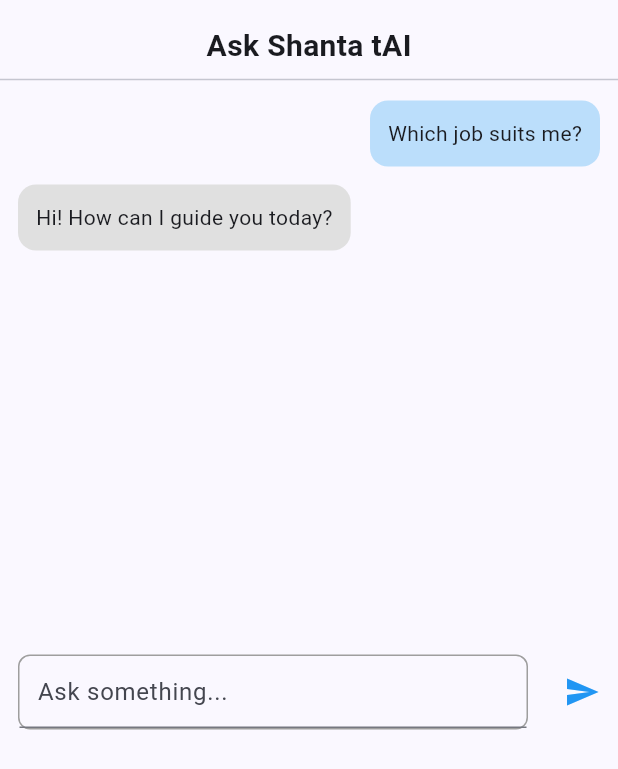
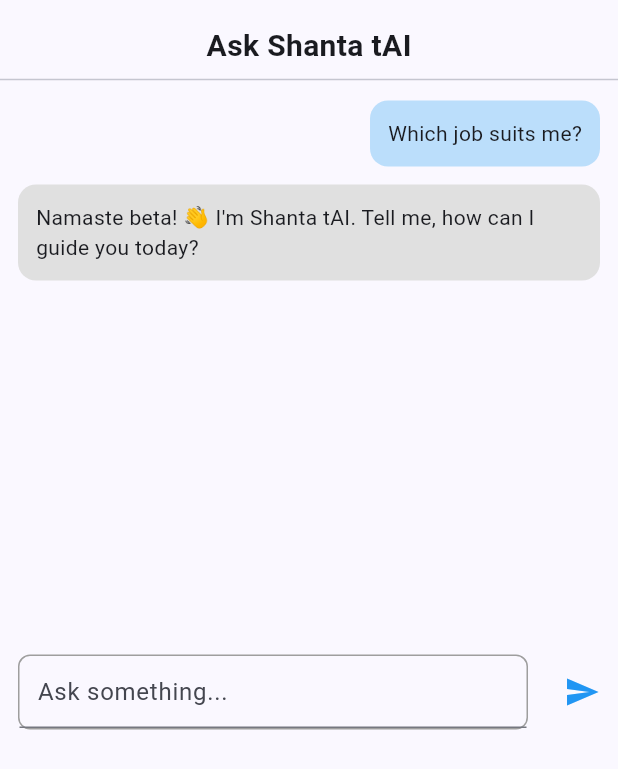
Before and after one commit to satsin06/jobsUPI_assign, a Flutter app: the _AIAgentChat widget shown alone on an empty page, opened directly with empty values, after a tap on "Which job suits me?", on a phone screen of 412 x 824 dp. Shown: the top 769 px of the screen. Run offline on Flutter 3.47's test engine with Material 3 defaults, Android fonts, the phone set to English and light mode, and no system bars.

```diff
--- a/lib/services/ai_agent.dart
+++ b/lib/services/ai_agent.dart
@@ -8,51 +8,77 @@
   AIAgent({required this.profile, required this.jobs});
 
   String ask(String question, String screen) {
-    question = question.toLowerCase();
+    question = question.toLowerCase().trim();
+
+    if (question.contains("hello") || question.contains("hi")) {
+      return "Namaste beta! 👋 I'm Shanta tAI. Tell me, how can I guide you today?";
+    }
+
+    if (question.contains("help") || question.contains("guide")) {
+      return "Of course, I'm right here to help! 😊\n\nYou can ask things like:\n\n• What is this screen for?\n• What details should I fill?\n• Which job suits me?\n• How do job filters work?\n• Suggest a job for me.";
+    }
 
     if (screen == "profile") {
-      if (question.contains("what is this screen")) {
-        return "This is the Profile Creation screen where you enter name, age, job role, experience and address.";
+      if (question.contains("what") && question.contains("screen")) {
+        return "This is your Profile Creation screen, beta. 💼\n\nHere you enter basic details like:\n• Name\n• Age\n• Job role you're aiming for\n• Experience\n• Address\n\nA complete profile helps us match you with better jobs!";
       }
-      if (question.contains("how do i save")) {
-        return "Fill all fields and click on the Save Profile button.";
+
+      if (question.contains("what") && question.contains("fill")) {
+        return "Fill in the details that describe you best:\n\n• Your full name\n• Your age\n• The role you want (e.g., Flutter Developer)\n• Your experience in years\n• Your current address\n\nOnce done, just tap **Save & Continue**.";
       }
-      if (question.contains("why")) {
-        return "Your profile helps us show more relevant job recommendations.";
+
+      if (question.contains("why") || question.contains("benefit")) {
+        return "Arrey, very important beta! 🙌\n\nYour profile helps me:\n• Recommend jobs that match your role\n• Avoid showing irrelevant jobs\n• Improve your job search experience\n\nThink of it like your résumé summary.";
+      }
+
+      if (question.contains("save") || question.contains("submit")) {
+        return "Very simple! 😊 After filling all fields, just tap **Save Profile**.\nI will store your information so I can give smarter job suggestions.";
+      }
+
+      if (question.contains("experience")) {
+        return "Enter your total years of work experience — even if it's internships. It helps me filter jobs correctly for you.";
       }
     }
 
     if (screen == "jobs") {
-      if (question.contains("what jobs are available")) {
-        return "There are ${jobs.jobs.length} jobs currently listed. You can filter by role or experience.";
+      if (question.contains("what") && question.contains("job")) {
+        return "Right now, I see **${jobs.jobs.length} jobs** listed for you. 🎯\nYou can filter them by:\n• Job role\n• Minimum experience\n• Expected salary\n\nTell me your preference, I can guide more.";
       }
 
-      if (question.contains("best job") ||
+      if (question.contains("filter")) {
+        return "Filters help you narrow down job listings:\n\n• **Role filter** → Shows only your desired job type.\n• **Experience filter** → Jobs matching your experience.\n• **Salary filter** → Helps you aim for your salary range.\n\nJust apply the filters to refine results.";
+      }
+
+      if (question.contains("best") ||
           question.contains("recommend") ||
-          question.contains("suggest")) {
+          question.contains("suggest") ||
+          question.contains("suit")) {
         final preferredJobs =
             jobs.jobs.where((job) {
-              return job.title.toString().toLowerCase().contains(
+              return job.title.toLowerCase().contains(
                 profile.role.toLowerCase(),
               );
             }).toList();
 
         if (preferredJobs.isEmpty) {
-          return "Based on your profile, I don't see an exact match, but feel free to explore all jobs listed.";
+          return "Hmm… I don't see an exact match for **${profile.role}**, beta.\nBut don't worry! Explore the list — many good opportunities are waiting. 💪";
         } else {
-          return "Based on your profile (${profile.role}), I recommend applying for '${preferredJobs.first.title}' with ${preferredJobs.first.experience} experience required.";
+          final job = preferredJobs.first;
+          return "For your profile (${profile.role}), I recommend:\n\n✨ **${job.title}**\nExperience needed: ${job.experience} years\n\nLooks like a great match for you!";
         }
+      }
+
+      if (question.contains("suit")) {
+        return "Tell me your preferred role or experience range, and I'll recommend the most suitable job.";
       }
     }
 
-    if (question.contains("hello") || question.contains("hi")) {
-      return "Hi! How can I guide you today?";
+    if (question.contains("don't") ||
+        question.contains("confuse") ||
+        question.contains("idk")) {
+      return "No worries beta, confusion is normal. 😊 Just ask me what you want to understand, and I'll explain clearly.";
     }
 
-    if (question.contains("help")) {
-      return "You can ask me things like:\n• How do I use this screen?\n• Which job should I apply for?\n• What details should I enter?\n• What jobs match my profile?";
-    }
-
-    return "I’m not sure about that, but you can ask me about profile creation, job filters or recommendations.";
+    return "Hmm, I'm not fully sure about that. But you can ask me about profile creation, job searching, filters, or recommendations. 😊";
   }
 }
--- a/pubspec.yaml
+++ b/pubspec.yaml
@@ -61,6 +61,7 @@
   # To add assets to your application, add an assets section, like this:
   assets:
     - assets/
+    - assets/shanta/
 
   # An image asset can refer to one or more resolution-specific "variants", see
   # https://flutter.dev/to/resolution-aware-images
```
Also changed, not shown: lib/widgets/ai_guide_button.dart (+74 -5 lines), assets/shanta/crying.png (added), assets/shanta/happy.png (added), assets/shanta/sad.png (added), assets/shanta/shocked.png (added), assets/shanta/surprised.png (added), assets/shanta/surprised_full.png (added), assets/shanta/sushing.png (added), assets/shanta/thinking.png (added).
